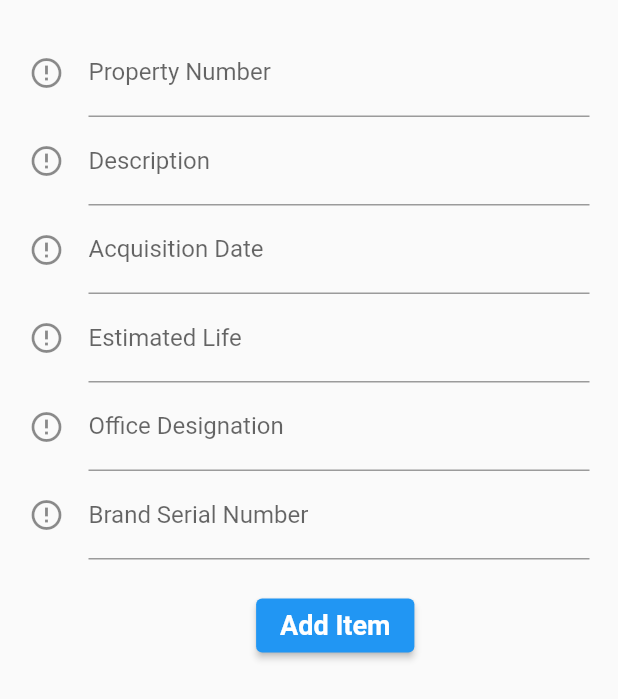
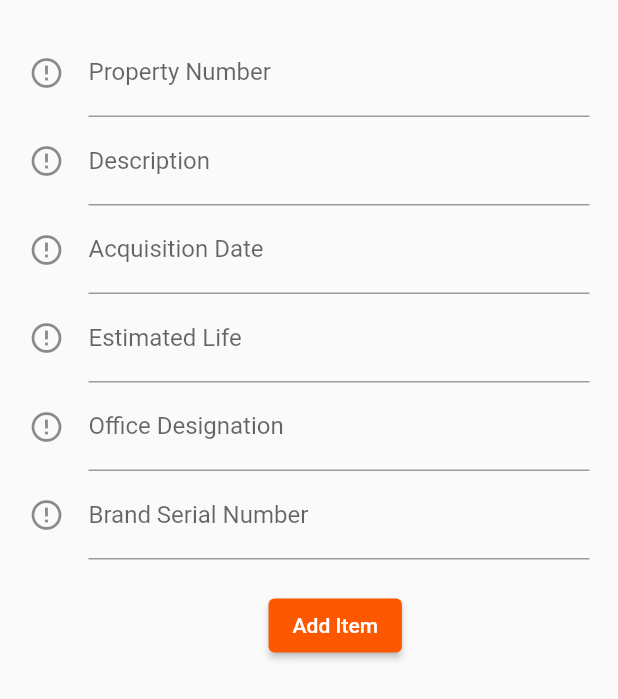
Before and after one commit to jamex2828/administrator-added, a Flutter app: the MyForm screen opened directly, on a phone screen of 412 x 824 dp. Shown: the top 699 px of the screen. Run offline on Flutter 3.47's test engine with Material 2 defaults, Android fonts, the phone set to English and light mode, and no system bars; our stand-ins replace flutter_secure_storage; missing offline and left inert: flutter_qr_bar_scanner; accounts and stored records are empty.

Commit message:
"addbutton change"

```diff
--- a/flutter/Frontend/lib/administrator/add_item.dart
+++ b/flutter/Frontend/lib/administrator/add_item.dart
@@ -225,13 +225,18 @@ class _MyFormState extends State<MyForm> {
                           officeDesignationController.text,
                           serialNumController.text);
                     },
-                    child: const Text(
-                      'Add Item',
-                      style: TextStyle(
-                          fontSize: 18,
-                          fontWeight: FontWeight.bold,
-                          color: Colors.white),
-                    )),
+                     style: ElevatedButton.styleFrom(
+                                primary: const Color(0xfffd5800),
+                              ),
+                              child: const Text("Add Item"),
+                    // child: const Text(
+                    //   'Add Item',
+                    //   style: TextStyle(
+                    //       fontSize: 18,
+                    //       fontWeight: FontWeight.bold,
+                    //       color: Colors.white),
+                    // )
+                    ),
 
                 // child: MaterialButton(
                 //   onPressed: addItem,
--- a/flutter/Frontend/lib/administrator/home_main.dart
+++ b/flutter/Frontend/lib/administrator/home_main.dart
@@ -38,14 +38,14 @@ class _HomeState extends State<Home> {
       switch (index) {
         case 0:
           {
-            _title = "Add Item";
-            _body = MyForm();
+            _title = "Items";
+            _body = MyList();
             break;
           }
         case 1:
           {
-            _title = "List";
-            _body = MyList();
+            _title = "Add Item";
+            _body = MyForm();
             break;
           }
       }
@@ -60,8 +60,8 @@ class _HomeState extends State<Home> {
       body: _body,
       bottomNavigationBar: BottomNavigationBar(
         items: const [
+          BottomNavigationBarItem(icon: Icon(Icons.table_chart), label: 'View'),
           BottomNavigationBarItem(icon: Icon(Icons.add), label: 'Add'),
-          BottomNavigationBarItem(icon: Icon(Icons.table_chart), label: 'View'),
         ],
         currentIndex: _currentIndex,
         onTap: _onTap,
```
Also changed, not shown: flutter/Frontend/lib/administrator/details.dart (+7 -4 lines).
